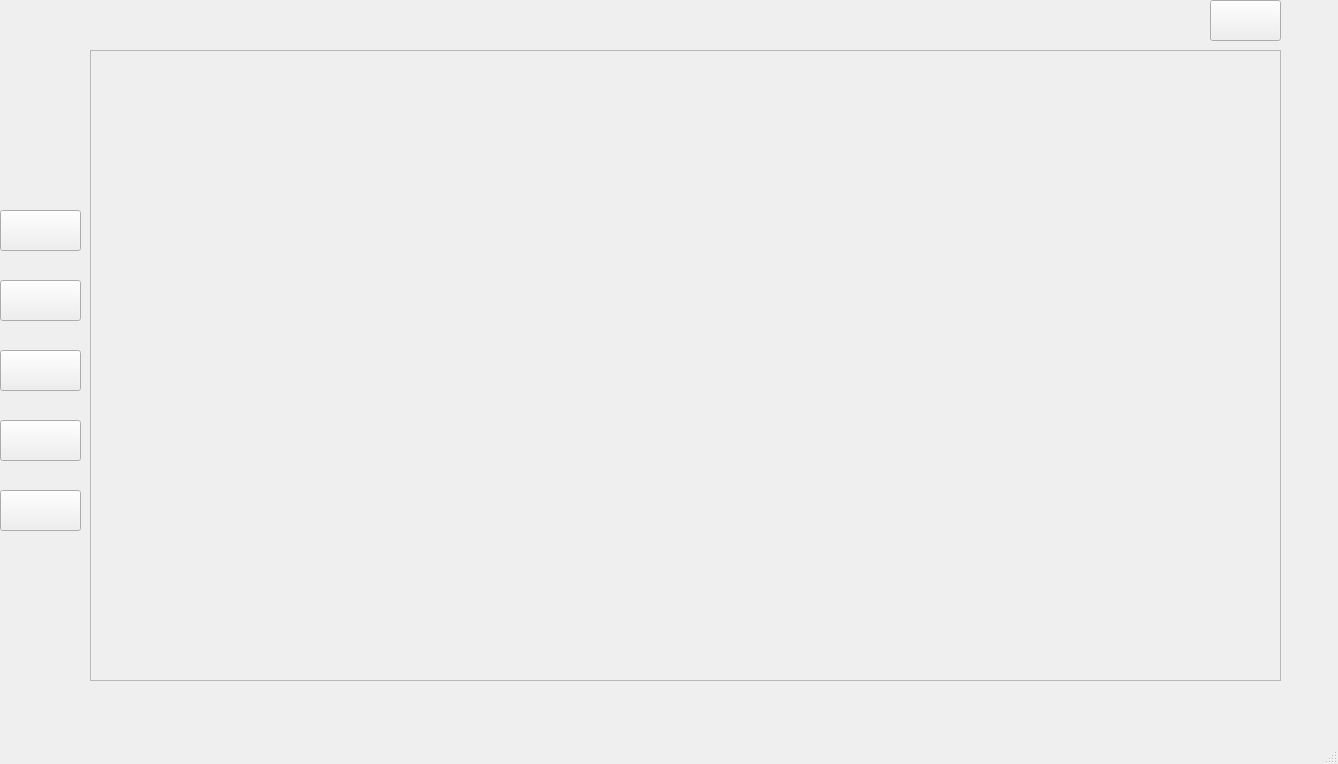
Above: src/views/DethermInspection.ui from Jjat00/Deptherm-Inspection before the change. Below: the same form after it.
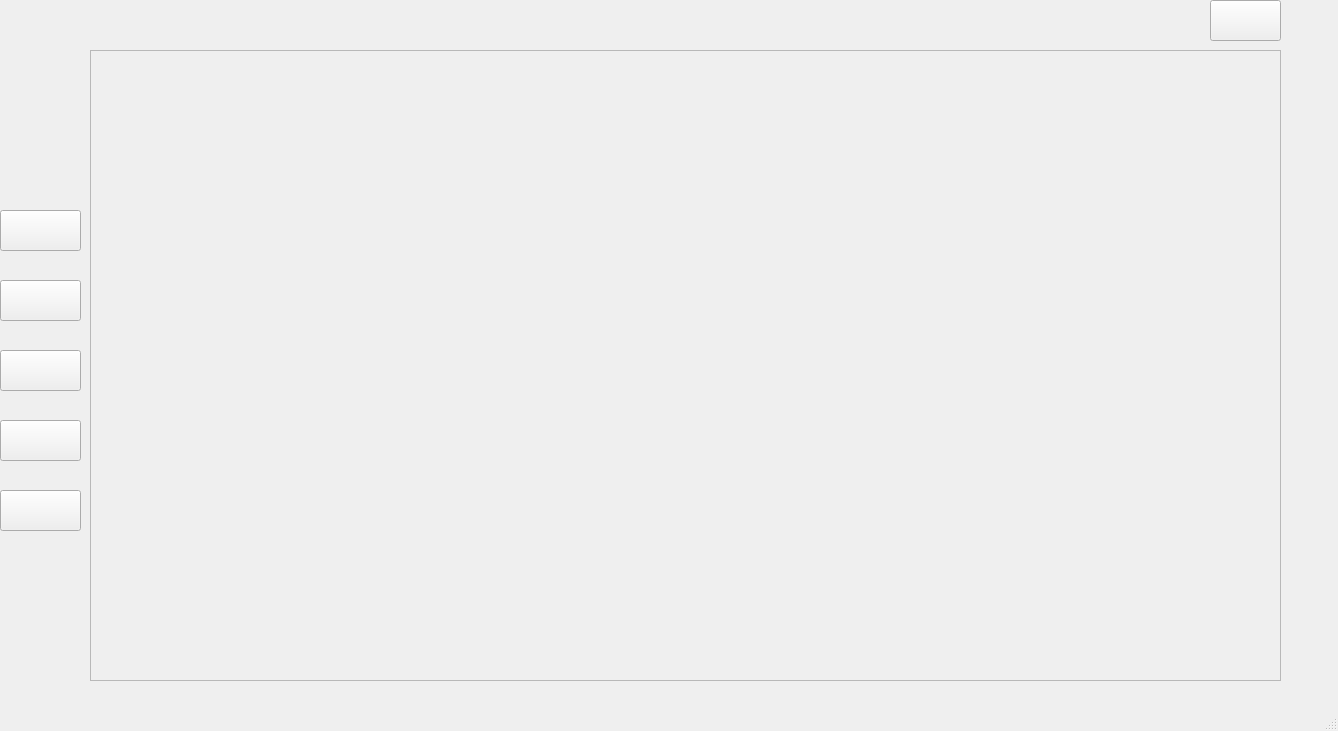
That is the form after the change.

Diff of the .ui file:
```diff
--- a/src/views/DethermInspection.ui
+++ b/src/views/DethermInspection.ui
@@ -7,7 +7,7 @@
     <x>0</x>
     <y>0</y>
     <width>1338</width>
-    <height>764</height>
+    <height>731</height>
    </rect>
   </property>
   <property name="windowTitle">
```
